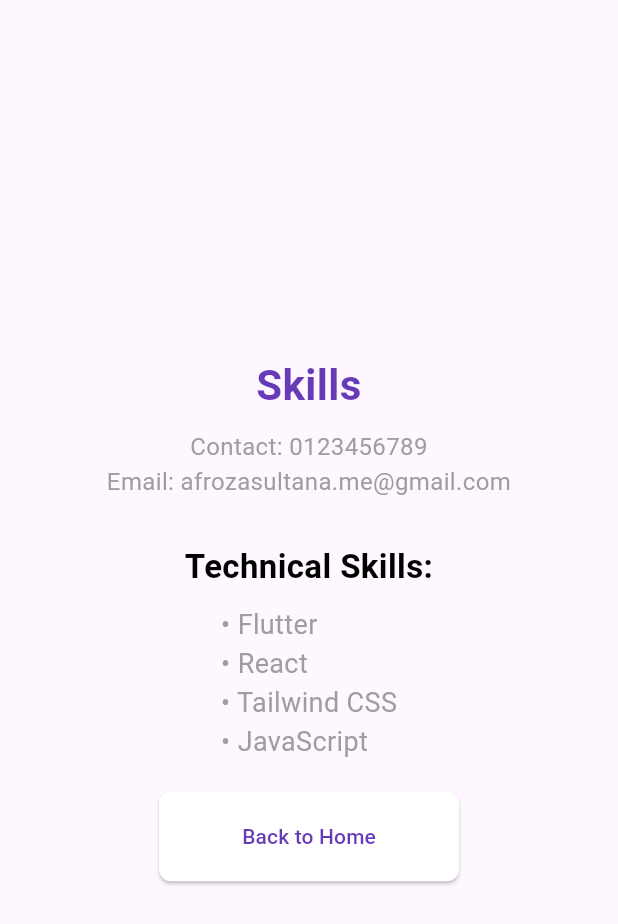
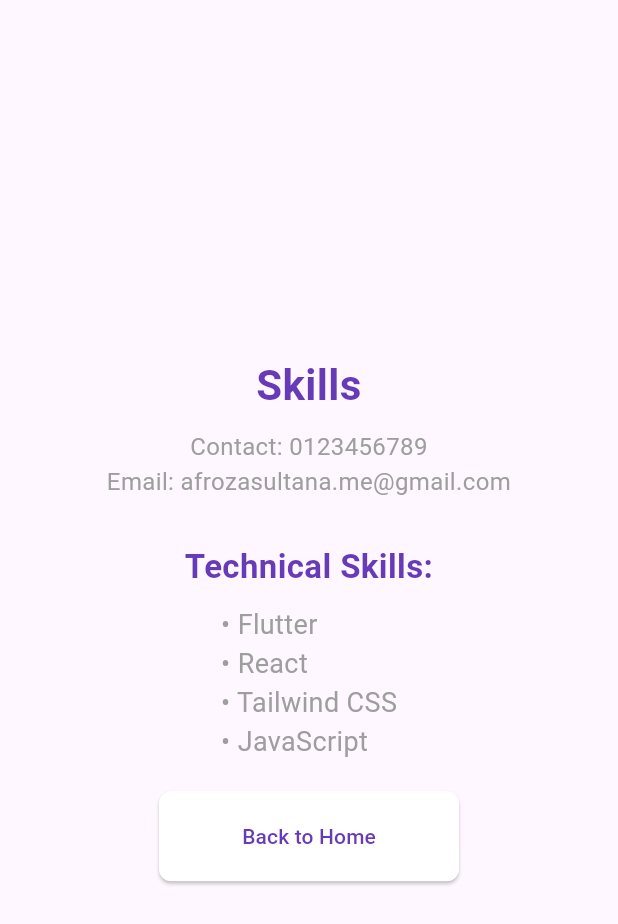
Before and after one commit to afrozaa/myresume, a Flutter app: the SkillsPage screen opened directly, on a phone screen of 412 x 824 dp. Shown: the top 924 px of the screen. Run offline on Flutter 3.47's test engine with Material 3 defaults, Android fonts, the phone set to English and light mode, and no system bars.

Commit message:
2nd commit

```diff
--- a/lib/skills.dart
+++ b/lib/skills.dart
@@ -40,7 +40,7 @@ class SkillsPage extends StatelessWidget {
                   style: TextStyle(
                     fontSize: 22,
                     fontWeight: FontWeight.bold,
-                    color: Colors.black,
+                    color: Colors.deepPurple,
                   ),
                 ),
                 Container(height: 10),
```
